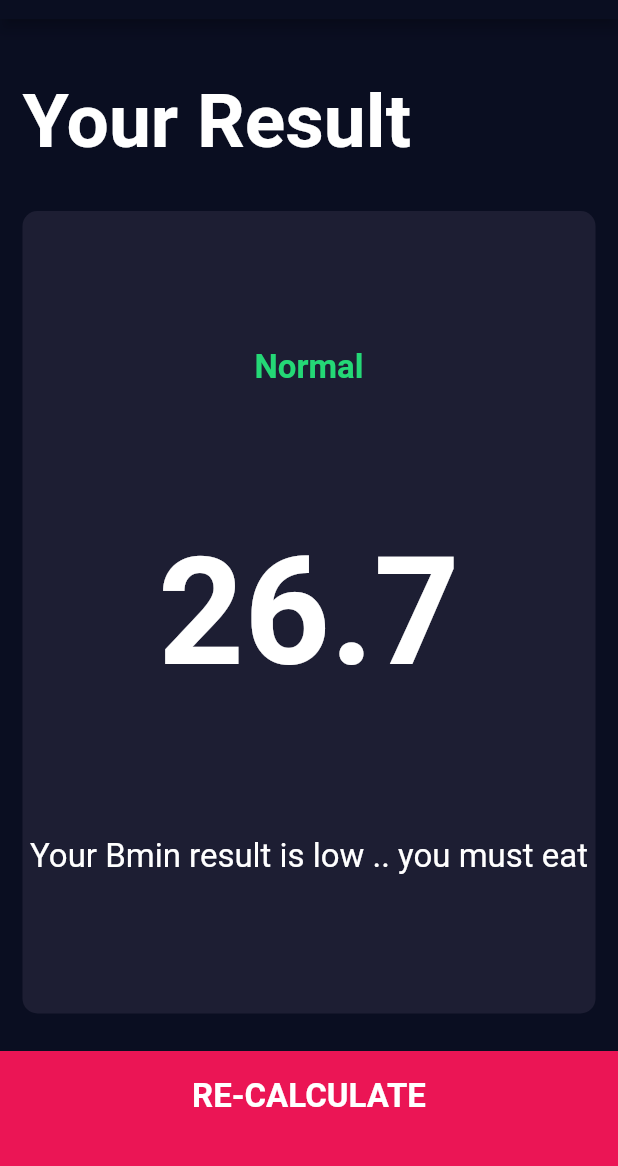
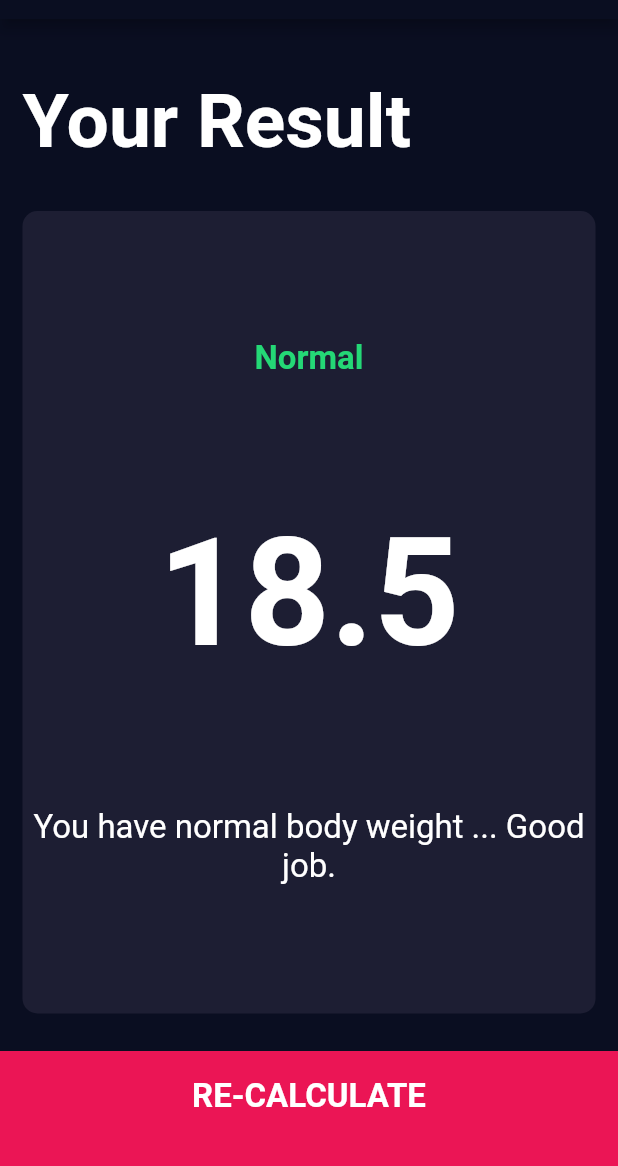
Before and after one commit to Abdelrahma28/BMI_Calculator_App, a Flutter app: the screen it shows after launch, after a tap on "CALCULATE", on a phone screen of 412 x 824 dp, the part 65-1231 px from its top. Run offline on Flutter 3.47's test engine with Material 2 defaults, Android fonts, the phone set to English and light mode, and no system bars; our stand-ins replace font_awesome_flutter; missing offline and left inert: dart:ffi.

Commit message:
1 down 2 to go

```diff
--- /dev/null
+++ b/lib/calculator_brain.dart
@@ -0,0 +1,34 @@
+import 'dart:ffi';
+
+import 'dart:math';
+
+class CalculatorBrain {
+  CalculatorBrain({required this.weight, required this.height});
+  final int height;
+  final int weight;
+  double _bmi = 0.0;
+  String calculateBMI() {
+    _bmi = weight / pow(height / 100, 2);
+    return _bmi.toStringAsFixed(1);
+  }
+
+  String getResult() {
+    if (_bmi >= 25) {
+      return 'Overweight';
+    } else if (_bmi > 18.5) {
+      return 'Normal';
+    } else {
+      return 'Underweight';
+    }
+  }
+
+  String getInterpretation() {
+    if (_bmi >= 25) {
+      return 'You have a higher than normal body weight ... Try to exercise more.';
+    } else if (_bmi > 18.5) {
+      return 'You have normal body weight ... Good job.';
+    } else {
+      return 'You have a lower than normal body weight ... You can eat a bit more.';
+    }
+  }
+}
--- a/lib/screens/input_page.dart
+++ b/lib/screens/input_page.dart
@@ -1,3 +1,4 @@
+import 'package:bmi_calculater/calculator_brain.dart';
 import 'package:bmi_calculater/reusable_widgets/rounded_button.dart';
 import 'package:flutter/material.dart';
 import 'package:font_awesome_flutter/font_awesome_flutter.dart';
@@ -199,8 +200,18 @@ class _InputPageState extends State<InputPage> {
           CalculateButton(
             label: 'CALCULATE',
             onPressed: () {
-              Navigator.push(context,
-                  MaterialPageRoute(builder: (context) => ResultPage()));
+              CalculatorBrain calc =
+                  CalculatorBrain(weight: weight, height: height);
+              Navigator.push(
+                context,
+                MaterialPageRoute(
+                  builder: (context) => ResultPage(
+                    bmi: calc.calculateBMI(),
+                    interpretation: calc.getInterpretation(),
+                    result: calc.getResult(),
+                  ),
+                ),
+              );
             },
           )
         ],
--- a/lib/screens/result_screen.dart
+++ b/lib/screens/result_screen.dart
@@ -5,13 +5,16 @@ import '../constants.dart';
 import 'package:bmi_calculater/reusable_widgets/reusable_button.dart';
 
 class ResultPage extends StatelessWidget {
-  const ResultPage({Key? key}) : super(key: key);
-
+  ResultPage(
+      {required this.result, required this.bmi, required this.interpretation});
+  final String result;
+  final String bmi;
+  final String interpretation;
   @override
   Widget build(BuildContext context) {
     return Scaffold(
       appBar: AppBar(
-        title: Text(
+        title: const Text(
           'BMI CALCULATOR',
         ),
         centerTitle: true,
@@ -23,8 +26,8 @@ class ResultPage extends StatelessWidget {
           Expanded(
             child: Container(
               alignment: Alignment.bottomLeft,
-              margin: EdgeInsets.all(15.0),
-              child: Text(
+              margin: const EdgeInsets.all(15.0),
+              child: const Text(
                 'Your Result',
                 style: kValueTextStyle,
               ),
@@ -38,15 +41,15 @@ class ResultPage extends StatelessWidget {
                 crossAxisAlignment: CrossAxisAlignment.center,
                 children: [
                   Text(
-                    'Normal',
+                    result,
                     style: kResultTextStyle,
                   ),
                   Text(
-                    '26.7',
+                    bmi,
                     style: kBMITextStyle,
                   ),
                   Text(
-                    'Your Bmin result is low .. you must eat',
+                    interpretation,
                     style: kBodyTextStyle,
                     textAlign: TextAlign.center,
                   )
```
Also changed, not shown: lib/main.dart (+4 -3 lines).
